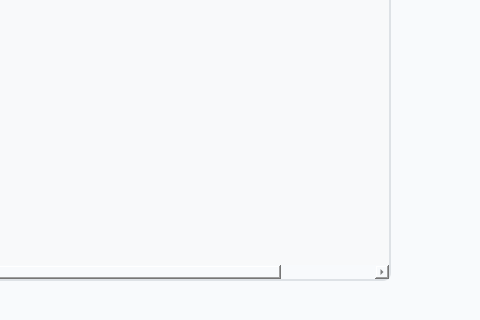
Before: the Qt Designer form src/gui/ui/MainWindowAdmin.ui in RoronoaZoro321/Healthcare-Management-System, drawn with Qt 5; both pictures show x 800 to 1280 and y 400 to 720 of the 1280 by 720 pixel window.
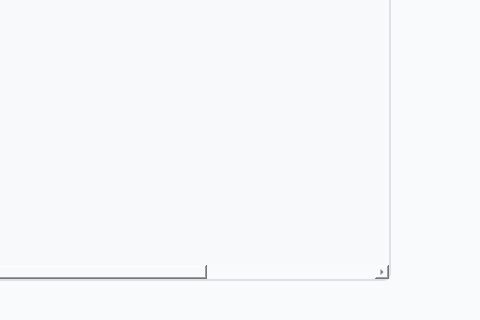
After: the same form once the commit is applied. Icons and pictures are not drawn.

Commit message: list doctor in admin window added edit button (not done)

Diff of the .ui file:
```diff
--- a/src/gui/ui/MainWindowAdmin.ui
+++ b/src/gui/ui/MainWindowAdmin.ui
@@ -216,6 +216,11 @@
             <string>Action</string>
            </property>
           </column>
+          <column>
+           <property name="text">
+            <string>Edit</string>
+           </property>
+          </column>
          </widget>
          <widget class="QLabel" name="label_2">
           <property name="geometry">
```
The commit also changes 3 other files.
